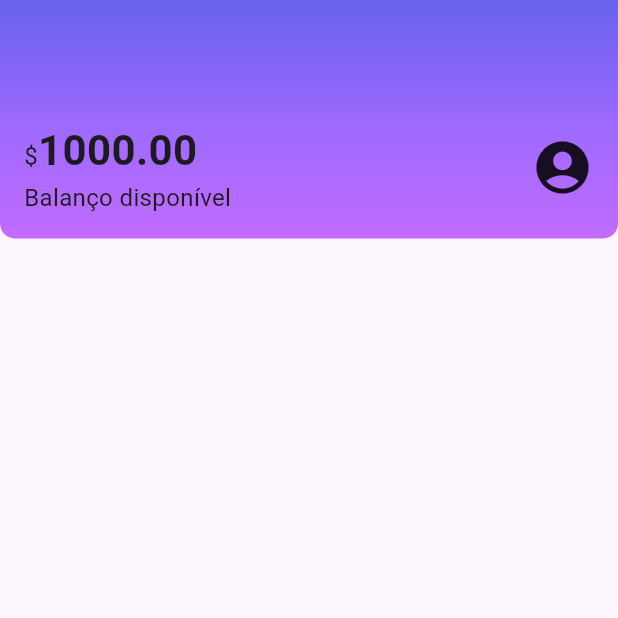
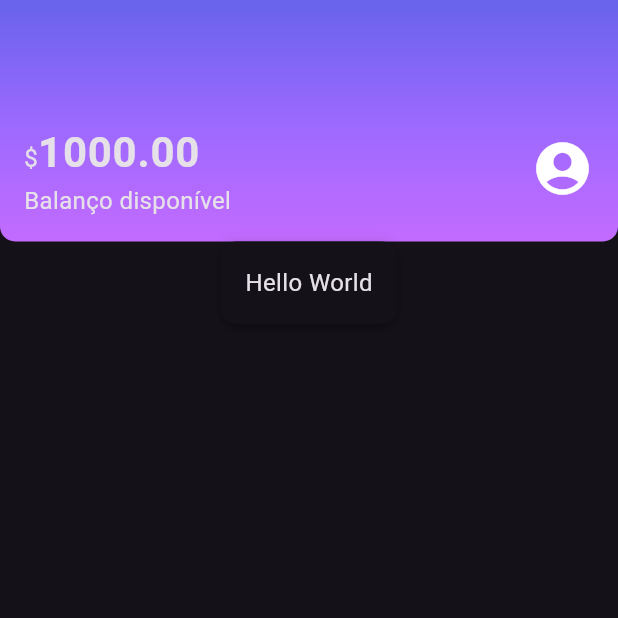
Before and after one commit to flavioaugusto1/alubank, a Flutter app: the screen it shows after launch, on a phone screen of 412 x 824 dp, the top half of it. Run offline on Flutter 3.47's test engine with Material 3 defaults, Android fonts, the phone set to English and light mode, and no system bars.

Commit message:
feat: implementado tema

```diff
--- /dev/null
+++ b/lib/components/box_card.dart
@@ -0,0 +1,19 @@
+import 'package:flutter/material.dart';
+
+class BoxCard extends StatelessWidget {
+  final Widget boxContent;
+  const BoxCard({required this.boxContent, super.key});
+
+  @override
+  Widget build(BuildContext context) {
+    return Container(
+      decoration: BoxDecoration(
+        boxShadow: kElevationToShadow[3],
+        borderRadius: BorderRadius.circular(10),
+        color: Theme.of(context).cardColor,
+      ),
+      padding: const EdgeInsets.all(16),
+      child: boxContent,
+    );
+  }
+}
--- a/lib/components/sections/header.dart
+++ b/lib/components/sections/header.dart
@@ -1,3 +1,4 @@
+import 'package:alubank/themes/theme_colors.dart';
 import 'package:flutter/material.dart';
 
 class Header extends StatelessWidget {
@@ -8,54 +9,39 @@ class Header extends StatelessWidget {
     return Container(
       decoration: const BoxDecoration(
         gradient: LinearGradient(
-            begin: Alignment.topCenter,
-            end: Alignment.bottomCenter,
-            colors: <Color>[
-              Color.fromRGBO(103, 99, 234, 1),
-              Color.fromRGBO(155, 105, 254, 1),
-              Color.fromRGBO(195, 107, 255, 1)
-            ]),
+          begin: Alignment.topCenter,
+          end: Alignment.bottomCenter,
+          colors: ThemeColors.headerGradient,
+        ),
         borderRadius: BorderRadius.vertical(
           bottom: Radius.circular(10),
         ),
       ),
-      child: const Padding(
-        padding: EdgeInsets.only(top: 80, left: 16, right: 16, bottom: 16),
+      child: Padding(
+        padding:
+            const EdgeInsets.only(top: 80, left: 16, right: 16, bottom: 16),
         child: Row(
           mainAxisAlignment: MainAxisAlignment.spaceBetween,
           children: <Widget>[
             Column(
               crossAxisAlignment: CrossAxisAlignment.start,
               children: <Widget>[
-                // Text(
-                //   "\$1000.00",
-                //   style: TextStyle(
-                //     fontSize: 28,
-                //     fontWeight: FontWeight.bold,
-                //   ),
-                // ),
                 Text.rich(
                   TextSpan(
                     text: "\$",
-                    style: TextStyle(fontSize: 16),
                     children: <TextSpan>[
                       TextSpan(
-                        text: '1000.00',
-                        style: TextStyle(
-                          fontSize: 28,
-                          fontWeight: FontWeight.bold,
-                        ),
-                      ),
+                          text: '1000.00',
+                          style: Theme.of(context).textTheme.bodyLarge),
                     ],
                   ),
                 ),
-                Text(
+                const Text(
                   "Balanço disponível",
-                  style: TextStyle(fontSize: 16),
                 ),
               ],
             ),
-            Icon(
+            const Icon(
               Icons.account_circle,
               size: 42,
             ),
--- a/lib/main.dart
+++ b/lib/main.dart
@@ -1,4 +1,5 @@
 import 'package:alubank/screens/home.dart';
+import 'package:alubank/themes/my_theme.dart';
 import 'package:flutter/material.dart';
 
 void main() {
@@ -10,9 +11,10 @@ class Alubank extends StatelessWidget {
 
   @override
   Widget build(BuildContext context) {
-    return const MaterialApp(
+    return MaterialApp(
       title: "Alubank",
-      home: Home(),
+      theme: MyTheme,
+      home: const Home(),
     );
   }
 }
--- a/lib/screens/home.dart
+++ b/lib/screens/home.dart
@@ -1,3 +1,4 @@
+import 'package:alubank/components/box_card.dart';
 import 'package:alubank/components/sections/header.dart';
 import 'package:flutter/material.dart';
 
@@ -10,6 +11,9 @@ class Home extends StatelessWidget {
       body: Column(
         children: <Widget>[
           Header(),
+          BoxCard(
+            boxContent: Text('Hello World'),
+          ),
         ],
       ),
     );
--- /dev/null
+++ b/lib/themes/my_theme.dart
@@ -0,0 +1,14 @@
+import 'package:alubank/themes/theme_colors.dart';
+import 'package:flutter/material.dart';
+
+ThemeData MyTheme = ThemeData(
+  primaryColor: ThemeColors.primaryColor,
+  primarySwatch: ThemeColors.primaryColor,
+  brightness: Brightness.dark,
+  textTheme: const TextTheme(
+      bodyMedium: TextStyle(fontSize: 16),
+      bodyLarge: TextStyle(
+        fontSize: 28,
+        fontWeight: FontWeight.bold,
+      )),
+);
--- /dev/null
+++ b/lib/themes/theme_colors.dart
@@ -0,0 +1,10 @@
+import 'package:flutter/material.dart';
+
+class ThemeColors {
+  static const MaterialColor primaryColor = Colors.purple;
+  static const List<Color> headerGradient = [
+    Color.fromRGBO(103, 99, 234, 1),
+    Color.fromRGBO(155, 105, 254, 1),
+    Color.fromRGBO(195, 107, 255, 1)
+  ];
+}
```
Also changed, not shown: 1 other file.
